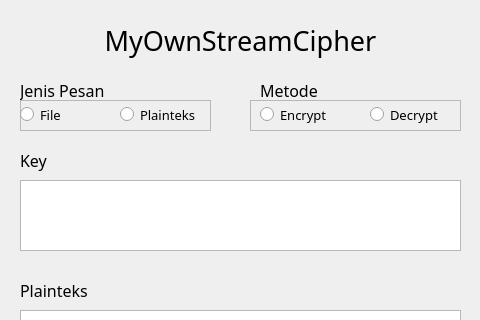
The window that main.ui (roscellyn/II4031-Tugas2-Stream-Cipher) describes before a commit, drawn with Qt 5; both pictures show x 0 to 480 and y 0 to 320 of the 480 by 688 pixel window.
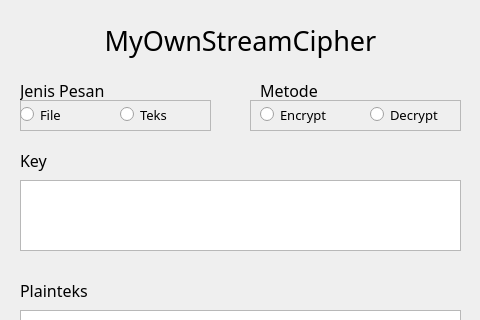
The same window after the commit.

Commit message: integrate decrypt function

```diff
--- a/main.ui
+++ b/main.ui
@@ -305,7 +305,7 @@
       </font>
      </property>
      <property name="text">
-      <string>Plainteks</string>
+      <string>Teks</string>
      </property>
     </widget>
    </widget>
```
Left out of the diff: 23 changed lines with no effect on the pictures. The commit also changes 1 other file.
